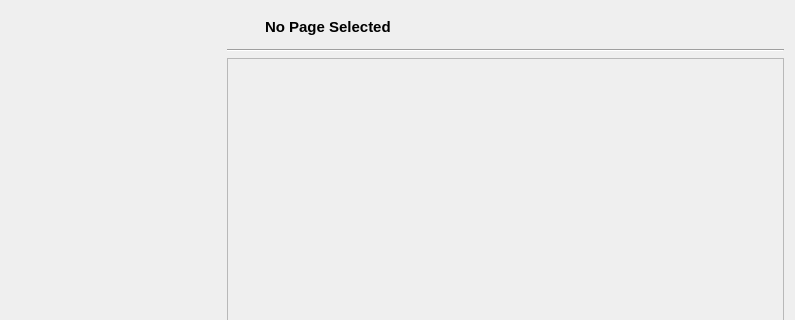
First picture: the form in src/CoreGui/source/ConfigurationWidget.ui, repository JPNaude/Qtilities, before the edit; both pictures show x 0 to 795 and y 0 to 320 of the 795 by 521 pixel window.
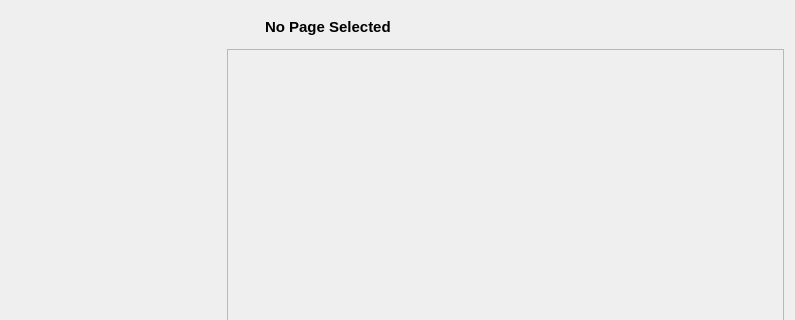
Second picture: the form after the edit.

Diff of the .ui file:
```diff
--- a/src/CoreGui/source/ConfigurationWidget.ui
+++ b/src/CoreGui/source/ConfigurationWidget.ui
@@ -14,7 +14,7 @@
    <string>Settings</string>
   </property>
   <layout class="QGridLayout" name="gridLayout">
-   <item row="0" column="0" rowspan="3">
+   <item row="0" column="0" rowspan="2">
     <widget class="QWidget" name="configPagesWidgetHolder" native="true">
      <property name="minimumSize">
       <size>
@@ -86,13 +86,6 @@
     </spacer>
    </item>
    <item row="1" column="1" colspan="3">
-    <widget class="Line" name="line_2">
-     <property name="orientation">
-      <enum>Qt::Horizontal</enum>
-     </property>
-    </widget>
-   </item>
-   <item row="2" column="1" colspan="3">
     <widget class="QFrame" name="configWidget">
      <property name="sizePolicy">
       <sizepolicy hsizetype="Expanding" vsizetype="Expanding">
@@ -114,7 +107,7 @@
      </property>
     </widget>
    </item>
-   <item row="3" column="0" colspan="4">
+   <item row="2" column="0" colspan="4">
     <widget class="QDialogButtonBox" name="buttonBox">
      <property name="standardButtons">
       <set>QDialogButtonBox::Apply|QDialogButtonBox::Cancel|QDialogButtonBox::Help|QDialogButtonBox::RestoreDefaults</set>
```
